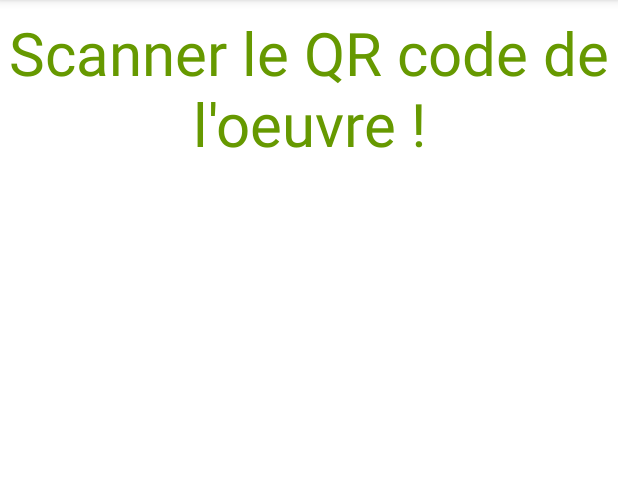
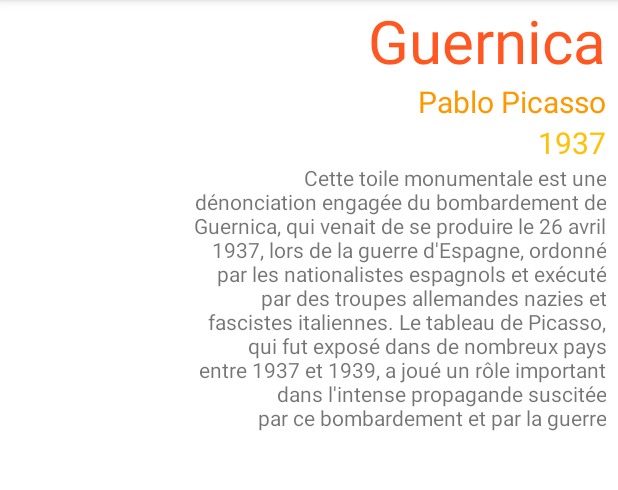
Before and after one commit to VirgileValiau/MuseumAR, an Android app: the screen it shows after launch (ScanActivity before the commit, InformationsActivity after it), on a phone screen of 412 x 824 dp, the part 84-574 px from its top. Run offline under Robolectric (Android 15) with nearby library versions, the phone set to English and light mode, and no system bars.

Commit message:
Implémentation InformationsActivity

```diff
--- a/MuseumAR/app/src/main/AndroidManifest.xml
+++ b/MuseumAR/app/src/main/AndroidManifest.xml
@@ -21,11 +21,11 @@
         <activity android:name=".MainActivity">
         <intent-filter>
                 <action android:name="android.intent.action.MAIN" />
-
                 <category android:name="android.intent.category.LAUNCHER" />
             </intent-filter>
         </activity>
         <activity android:name=".ScanActivity"/>
+        <activity android:name=".InformationsActivity"/>
     </application>
 
 </manifest>
--- /dev/null
+++ b/MuseumAR/app/src/main/java/com/ec/MuseumAR/InformationsActivity.kt
@@ -0,0 +1,13 @@
+package com.ec.MuseumAR
+
+import android.os.Bundle
+import android.os.PersistableBundle
+import androidx.appcompat.app.AppCompatActivity
+
+class InformationsActivity: AppCompatActivity() {
+
+    override fun onCreate(savedInstanceState: Bundle?) {
+        super.onCreate(savedInstanceState)
+        setContentView(R.layout.activity_informations)
+    }
+}
--- a/MuseumAR/app/src/main/java/com/ec/MuseumAR/MainActivity.kt
+++ b/MuseumAR/app/src/main/java/com/ec/MuseumAR/MainActivity.kt
@@ -25,7 +25,7 @@ class MainActivity : AppCompatActivity() {
         // Changer d'activité
         val versScan: Intent
         // Intent explicite
-        versScan = Intent(this@MainActivity, ScanActivity::class.java)
+        versScan = Intent(this@MainActivity, InformationsActivity::class.java)
         startActivity(versScan)
     }
 }
--- /dev/null
+++ b/MuseumAR/app/src/main/res/layout/activity_informations.xml
@@ -0,0 +1,54 @@
+<?xml version="1.0" encoding="utf-8"?>
+<androidx.constraintlayout.widget.ConstraintLayout
+    xmlns:android="http://schemas.android.com/apk/res/android"
+    xmlns:app="http://schemas.android.com/apk/res-auto"
+    xmlns:tools="http://schemas.android.com/tools"
+    android:layout_width="match_parent"
+    android:layout_height="match_parent">
+
+    <TextView
+        android:id="@+id/Titre"
+        android:layout_width="wrap_content"
+        android:layout_height="wrap_content"
+        android:layout_marginEnd="8dp"
+        android:text="Guernica"
+        android:textColor="#FF5722"
+        android:textSize="40dp"
+        app:layout_constraintEnd_toEndOf="parent"
+        app:layout_constraintTop_toTopOf="parent" />
+
+    <TextView
+        android:id="@+id/Description"
+        android:layout_width="0dp"
+        android:layout_height="180dp"
+        android:layout_marginStart="128dp"
+        android:layout_marginEnd="8dp"
+        android:gravity="right"
+        android:text="Cette toile monumentale est une dénonciation engagée du bombardement de Guernica, qui venait de se produire le 26 avril 1937, lors de la guerre d'Espagne, ordonné par les nationalistes espagnols et exécuté par des troupes allemandes nazies et fascistes italiennes. Le tableau de Picasso, qui fut exposé dans de nombreux pays entre 1937 et 1939, a joué un rôle important dans l'intense propagande suscitée par ce bombardement et par la guerre d'Espagne ; il a acquis ainsi rapidement une grande renommée et une portée politique internationale, devenant un symbole de la dénonciation de la violence franquiste et fasciste, puis de l'horreur de la guerre en général."
+        app:layout_constraintEnd_toEndOf="parent"
+        app:layout_constraintHorizontal_bias="0.0"
+        app:layout_constraintStart_toStartOf="parent"
+        app:layout_constraintTop_toBottomOf="@+id/Date" />
+
+    <TextView
+        android:id="@+id/Auteur"
+        android:layout_width="wrap_content"
+        android:layout_height="wrap_content"
+        android:layout_marginEnd="8dp"
+        android:text="Pablo Picasso"
+        android:textColor="#FF9800"
+        android:textSize="20dp"
+        app:layout_constraintEnd_toEndOf="parent"
+        app:layout_constraintTop_toBottomOf="@+id/Titre" />
+
+    <TextView
+        android:id="@+id/Date"
+        android:layout_width="wrap_content"
+        android:layout_height="wrap_content"
+        android:layout_marginEnd="8dp"
+        android:text="1937"
+        android:textColor="#FFC107"
+        android:textSize="20dp"
+        app:layout_constraintEnd_toEndOf="parent"
+        app:layout_constraintTop_toBottomOf="@+id/Auteur" />
+</androidx.constraintlayout.widget.ConstraintLayout>
```
Also changed, not shown: 212 other files.
